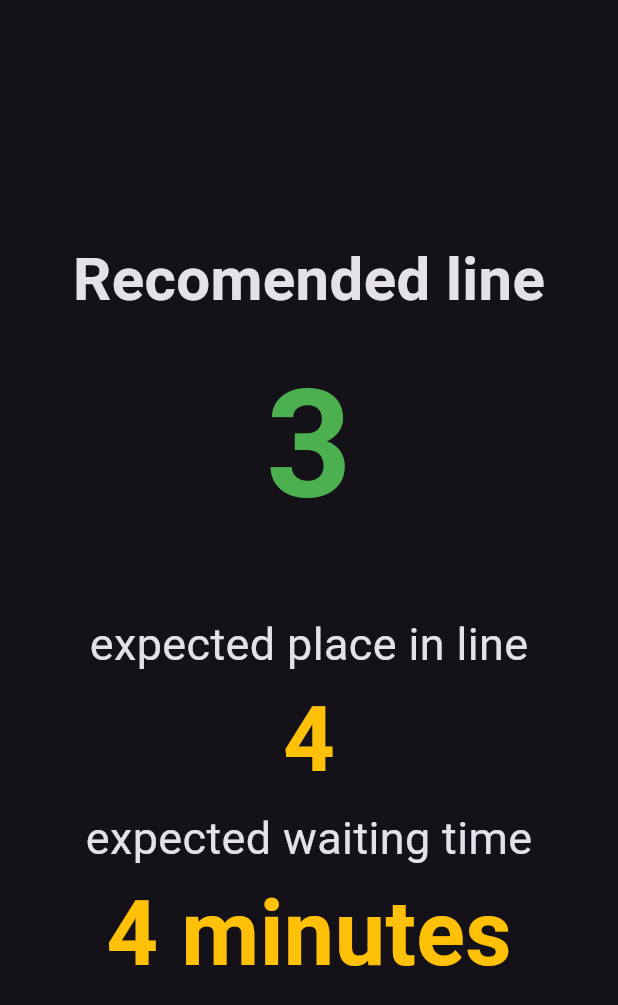
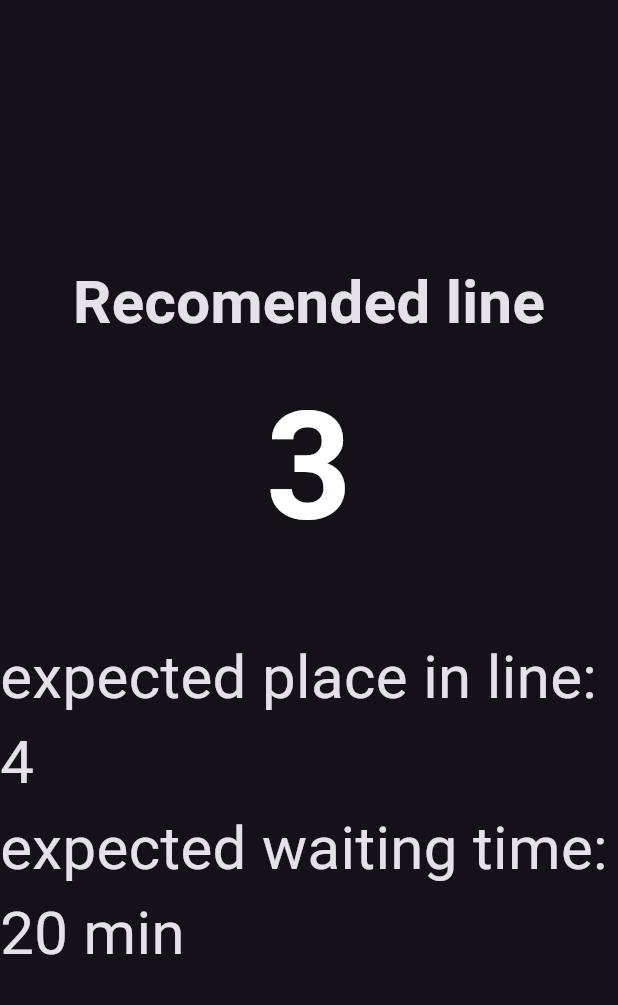
Before and after one commit to Victorhaim/IOT_Queue_Management, a Flutter app: the screen it shows after launch, on a phone screen of 412 x 824 dp. Shown: the top 1005 px of the screen. Run offline on Flutter 3.47's test engine with Material 3 defaults, Android fonts, the phone set to English and light mode, and no system bars.

Commit message:
some styling changes

```diff
--- a/flutter_app/lib/main.dart
+++ b/flutter_app/lib/main.dart
@@ -37,24 +37,16 @@
             const SizedBox(height: 10),
             const Text(
               '3',
-              style: TextStyle(fontSize: 100, fontWeight: FontWeight.bold, color: Colors.green),
+              style: TextStyle(fontSize: 100, fontWeight: FontWeight.bold, color: Colors.white),
             ),
             const SizedBox(height: 40),
             const Text(
-              'expected place in line',
-              style: TextStyle(fontSize: 30),
+              'expected place in line: 4',
+              style: TextStyle(fontSize: 40),
             ),
             const Text(
-              '4',
-              style: TextStyle(fontSize: 60, fontWeight: FontWeight.bold, color: Colors.amber),
-            ),
-            const Text(
-              'expected waiting time',
-              style: TextStyle(fontSize: 30),
-            ),
-            const Text(
-              '4 minutes',
-              style: TextStyle(fontSize: 60, fontWeight: FontWeight.bold, color: Colors.amber),
+              'expected waiting time: 20 min',
+              style: TextStyle(fontSize: 40),
             ),
           ],
         ),
```
